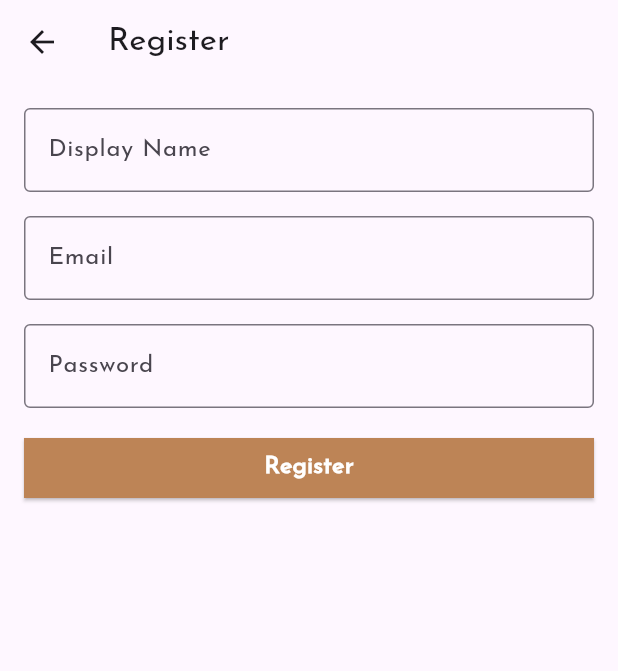
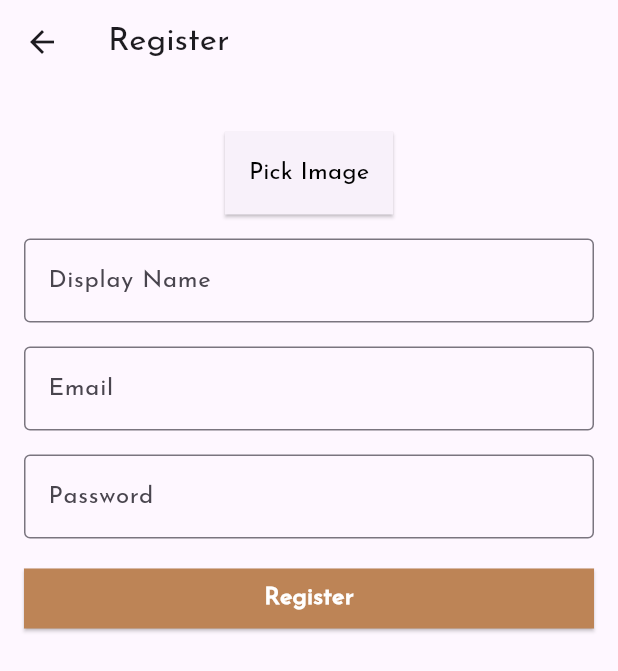
Before and after one commit to RajaPrasetya/FGD2, a Flutter app: the RegisterScreen screen opened directly, on a phone screen of 412 x 824 dp. Shown: the top 671 px of the screen. Run offline on Flutter 3.47's test engine with Material 3 defaults, Android fonts, the phone set to English and light mode, and no system bars; our stand-ins replace badges, cloud_firestore, firebase_auth, firebase_core, firebase_storage, flutter_dotenv and 2 more; accounts and stored records are empty; network calls fail.

Commit message:
changelog: + fix position image on register screen + can add image profile when register

```diff
--- a/lib/profile_screen.dart
+++ b/lib/profile_screen.dart
@@ -19,8 +19,9 @@ class ProfileScreen extends StatelessWidget {
             child: Column(
               children: [
                 CircleAvatar(
-                  radius: 50,
-                  // backgroundImage: AssetImage('assets/profile_image.png'),
+                  radius: 80,
+                  backgroundImage:
+                      Image.network(value.user.photoURL ?? '').image,
                 ),
                 SizedBox(height: 16),
                 Text(
--- a/lib/register_screen.dart
+++ b/lib/register_screen.dart
@@ -1,10 +1,39 @@
+import 'dart:io';
+
 import 'package:fgd_2/homeScreen.dart';
 import 'package:flutter/material.dart';
+import 'package:image_picker/image_picker.dart';
+import 'package:intl/intl.dart';
 import 'package:provider/provider.dart';
+import 'package:path/path.dart' as p;
 
 import 'providers/auth.dart';
 
-class RegisterScreen extends StatelessWidget {
+class RegisterScreen extends StatefulWidget {
+  @override
+  State<RegisterScreen> createState() => _RegisterScreenState();
+}
+
+class _RegisterScreenState extends State<RegisterScreen> {
+  final DateFormat formatter = DateFormat('yyyyMMddHmmss');
+
+  File? _imageFile;
+  late String _fileName;
+  final picker = ImagePicker();
+
+  Future pickImage() async {
+    final pickedFile = await picker.pickImage(source: ImageSource.gallery);
+    setState(() {
+      if (pickedFile != null) {
+        _imageFile = File(pickedFile.path);
+        _fileName =
+            formatter.format(DateTime.now()) + p.extension(pickedFile.path);
+      } else {
+        print('No image selected.');
+      }
+    });
+  }
+
   @override
   Widget build(BuildContext context) {
     final auth = Provider.of<Auth>(context, listen: false);
@@ -14,8 +43,53 @@ class RegisterScreen extends StatelessWidget {
       ),
       body: Padding(
         padding: const EdgeInsets.all(16.0),
+        child: SingleChildScrollView(
           child: Column(
             children: [
+              _imageFile != null
+                  ? Padding(
+                      padding: const EdgeInsets.only(top: 16),
+                      child: Row(
+                        mainAxisAlignment: MainAxisAlignment.spaceAround,
+                        children: [
+                          Column(
+                            crossAxisAlignment: CrossAxisAlignment.start,
+                            children: [
+                              CircleAvatar(
+                                radius: 50,
+                                backgroundImage: FileImage(_imageFile!),
+                              ),
+                              Text(_fileName),
+                            ],
+                          ),
+                          IconButton(
+                            onPressed: () {
+                              setState(() {
+                                _imageFile = null;
+                              });
+                            },
+                            icon: Icon(Icons.delete),
+                          )
+                        ],
+                      ),
+                    )
+                  : Padding(
+                      padding: const EdgeInsets.only(top: 16),
+                      child: ElevatedButton(
+                        style: ElevatedButton.styleFrom(
+                          shape: LinearBorder(),
+                          padding: EdgeInsets.all(16),
+                        ),
+                        onPressed: () {
+                          pickImage();
+                        },
+                        child: Text(
+                          'Pick Image',
+                          style: TextStyle(color: Colors.black, fontSize: 16),
+                        ),
+                      ),
+                    ),
+              SizedBox(height: 16),
               TextField(
                 controller: auth.nameC,
                 decoration: InputDecoration(
@@ -46,12 +120,11 @@ class RegisterScreen extends StatelessWidget {
               SizedBox(height: 16),
               ElevatedButton(
                 onPressed: () {
+                  auth.uploadImage(_imageFile!.path, _fileName).then(
+                    (value) {
                       auth
-                    .registerUser(
-                  auth.emailC.text,
-                  auth.passwordC.text,
-                  auth.nameC.text,
-                )
+                          .registerUser(auth.emailC.text, auth.passwordC.text,
+                              auth.nameC.text, value)
                           .then(
                         (value) {
                           if (value) {
@@ -84,6 +157,8 @@ class RegisterScreen extends StatelessWidget {
                         },
                       );
                     },
+                  );
+                },
                 style: ElevatedButton.styleFrom(
                     backgroundColor: Color(0xFFBD8456),
                     minimumSize: Size(double.infinity, 40),
@@ -101,6 +176,7 @@ class RegisterScreen extends StatelessWidget {
             ],
           ),
         ),
+      ),
     );
   }
 }
```
Also changed, not shown: lib/providers/auth.dart (+20 -1 lines). Lines whose indentation alone changed are shown as unchanged.
